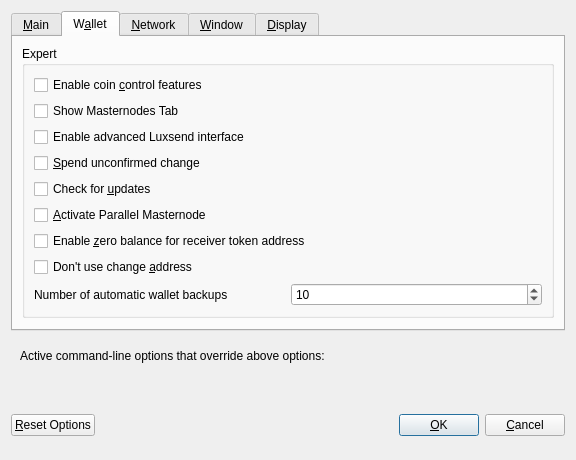
This is src/qt/forms/optionsdialog.ui in LUX-Core/lux as Qt 5 draws it before an edit. The edited form follows.
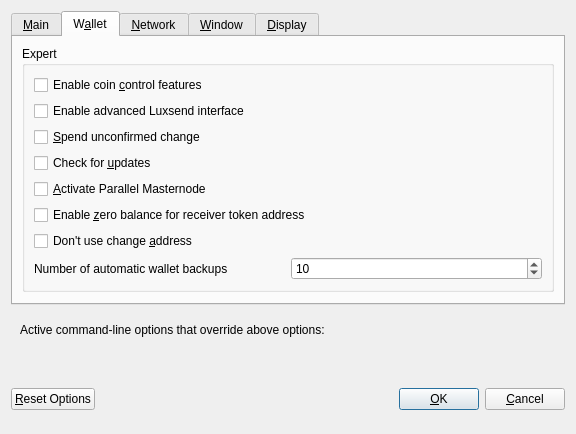
This is the edited form. Custom widgets are drawn as their Qt base class.

```diff
--- a/src/qt/forms/optionsdialog.ui
+++ b/src/qt/forms/optionsdialog.ui
@@ -287,16 +287,6 @@
             </property>
            </widget>
           </item>
-          <item>
-           <widget class="QCheckBox" name="showMasternodesTab">
-            <property name="toolTip">
-             <string>Show additional tab listing all your masternodes in first sub-tab&lt;br/&gt;and all masternodes on the network in second sub-tab.</string>
-            </property>
-            <property name="text">
-             <string>Show Masternodes Tab</string>
-            </property>
-           </widget>
-          </item>
           <item>
            <widget class="QCheckBox" name="showAdvancedUI">
             <property name="toolTip">
```
